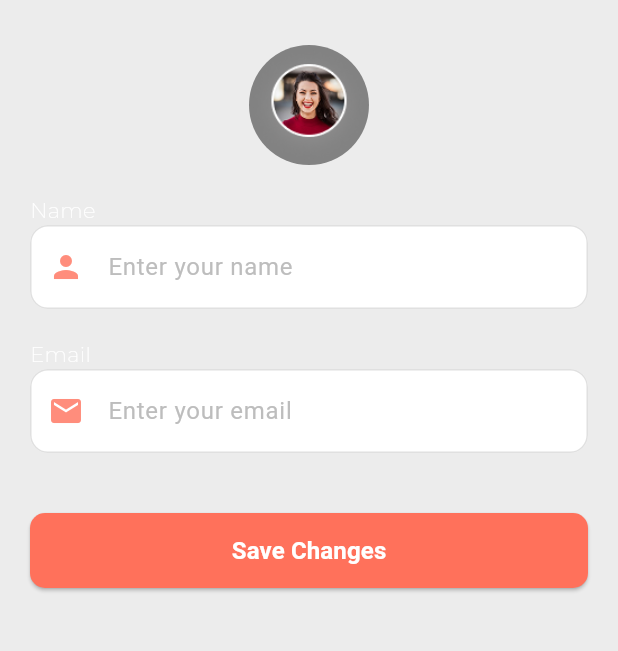
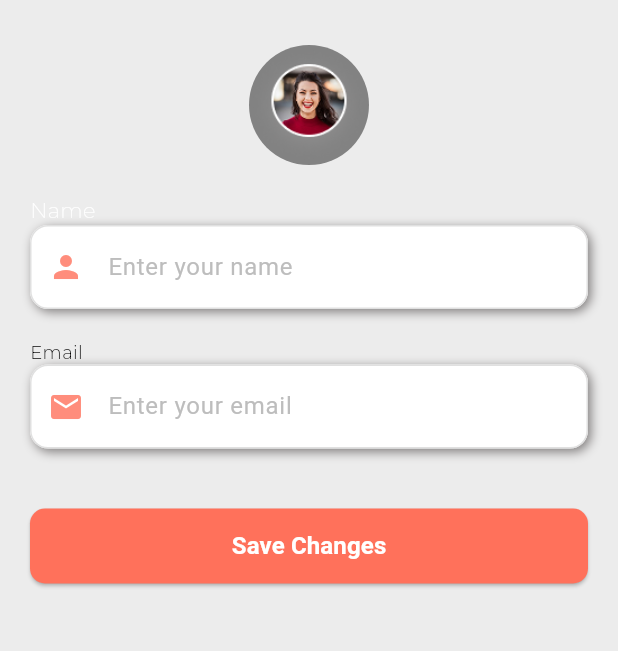
Before and after one commit to Ushna-FS/FixiBot-FYP, a Flutter app: the EditProfile screen opened directly with empty values, on a phone screen of 412 x 824 dp, the part 84-735 px from its top. Run offline on Flutter 3.47's test engine with Material 3 defaults, Android fonts, the light colour scheme and no system bars; our stand-ins replace carousel_slider, dots_indicator, get, google_fonts, smooth_page_indicator; accounts and stored records are empty; key blocks and very long unbroken strings in the code were emptied for the run.

Commit message:
some color changes

```diff
--- a/lib/screens/profile/editProfile.dart
+++ b/lib/screens/profile/editProfile.dart
@@ -66,7 +66,7 @@ CustomTextField(
   keyboardType: TextInputType.name,
 ),
 SizedBox(height: 20),
-Text("Email", style: AppFonts.montserratText),
+Text("Email", style: AppFonts.montserratText3),
 CustomTextField(
   controller: emailController,
   hintText: "Enter your email",
--- a/lib/widgets/custom_textField.dart
+++ b/lib/widgets/custom_textField.dart
@@ -55,7 +55,7 @@ class _CustomTextFieldState extends State<CustomTextField> {
             borderRadius: BorderRadius.circular(12),
             boxShadow: const [
               BoxShadow(
-                color: AppColors.secondaryColor, // Soft shadow effect
+                color: Color.fromARGB(255, 129, 126, 126),
                 blurRadius: 5,
                 offset: Offset(2, 2),
               ),
```
